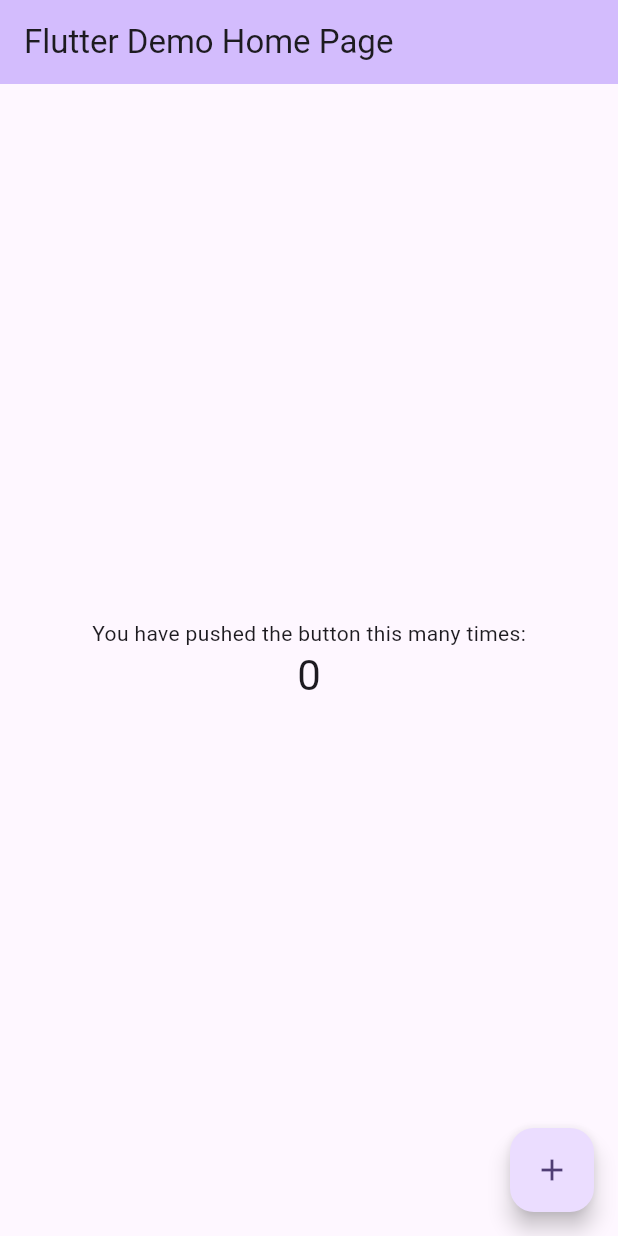
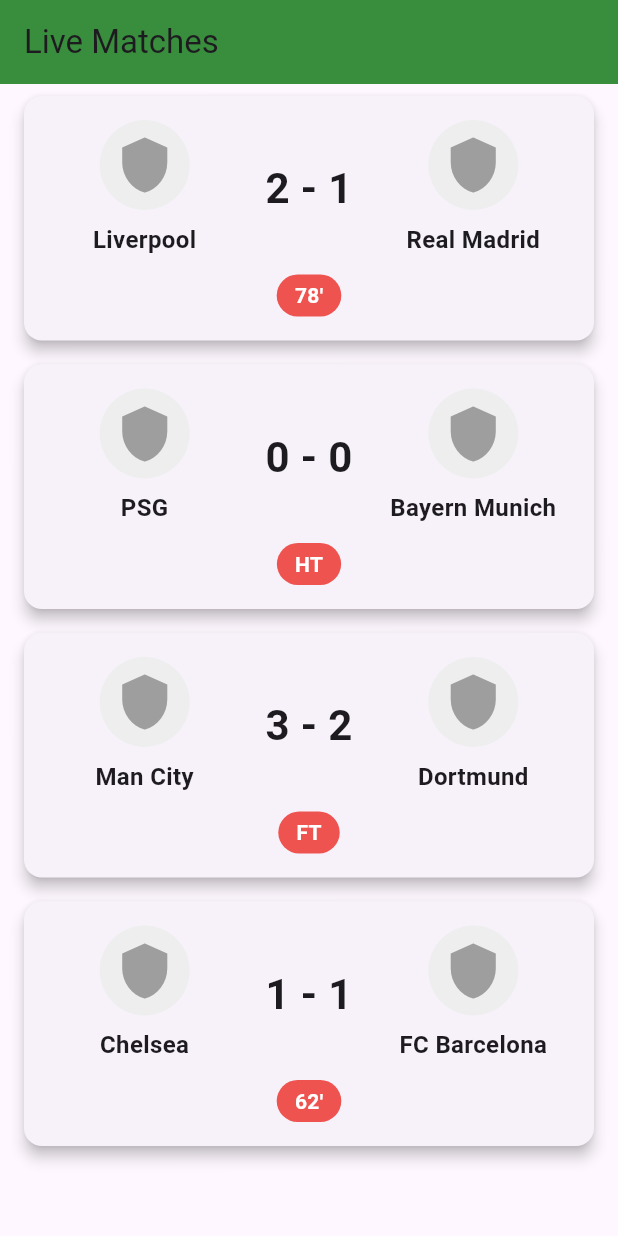
Before and after one commit to could-ai/019a52bf-edfb-74f0-b0b6-7756a709bac2, a Flutter app: the screen it shows after launch, on a phone screen of 412 x 824 dp. Run offline on Flutter 3.47's test engine with Material 3 defaults, Android fonts, the phone set to English and light mode, and no system bars.

Commit message:
I have updated the main.dart file to set up the root of our application. I've changed the home screen to be the `LiveMatchesScreen`, which will be the main screen of our app. I also adjusted the theme to be more in line with a football app, using green as the primary color. The debug banner has been removed for a cleaner look.; I've created a new file to define the data structure for a football match. This `Match` model includes properties for the two teams (`teamA`, `teamB`), their logos (`teamALogo`, `teamBLogo`), the current score, and the match time. This model will help us manage match data in a structured way throughout the application.; I've created the main screen for our app, the `LiveMatchesScreen`. This screen features an app bar with the title "Live Matches" and displays a list of football matches. For now, I've populated it with some sample match data to simulate what a live feed would look like. Each match in the list is displayed using the `MatchCard` widget.; I've designed and implemented a reusable `MatchCard` widget. This card will display the information for a single football match, including the names of the two teams, their logos (currently placeholders), the score, and the match time. The card has a clean, modern look with rounded corners and a slight shadow to make it stand out. This component will be used on the `LiveMatchesScreen` to show each match.

```diff
--- a/usr/lib/main.dart
+++ b/usr/lib/main.dart
@@ -1,4 +1,5 @@
 import 'package:flutter/material.dart';
+import 'package:couldai_user_app/screens/live_matches_screen.dart';
 
 void main() {
   runApp(const MyApp());
@@ -7,114 +8,16 @@ void main() {
 class MyApp extends StatelessWidget {
   const MyApp({super.key});
 
-  // This widget is the root of your application.
   @override
   Widget build(BuildContext context) {
     return MaterialApp(
-      title: 'Flutter Demo',
+      title: 'Football Live Match',
       debugShowCheckedModeBanner: false,
       theme: ThemeData(
-        // This is the theme of your application.
-        //
-        // TRY THIS: Try running your application with "flutter run". You'll see
-        // the application has a purple toolbar. Then, without quitting the app,
-        // try changing the seedColor in the colorScheme below to Colors.green
-        // and then invoke "hot reload" (save your changes or press the "hot
-        // reload" button in a Flutter-supported IDE, or press "r" if you used
-        // the command line to start the app).
-        //
-        // Notice that the counter didn't reset back to zero; the application
-        // state is not lost during the reload. To reset the state, use hot
-        // restart instead.
-        //
-        // This works for code too, not just values: Most code changes can be
-        // tested with just a hot reload.
-        colorScheme: ColorScheme.fromSeed(seedColor: Colors.deepPurple),
+        primarySwatch: Colors.green,
+        visualDensity: VisualDensity.adaptivePlatformDensity,
       ),
-      home: const MyHomePage(title: 'Flutter Demo Home Page'),
+      home: const LiveMatchesScreen(),
     );
   }
 }
-
-class MyHomePage extends StatefulWidget {
-  const MyHomePage({super.key, required this.title});
-
-  // This widget is the home page of your application. It is stateful, meaning
-  // that it has a State object (defined below) that contains fields that affect
-  // how it looks.
-
-  // This class is the configuration for the state. It holds the values (in this
-  // case the title) provided by the parent (in this case the App widget) and
-  // used by the build method of the State. Fields in a Widget subclass are
-  // always marked "final".
-
-  final String title;
-
-  @override
-  State<MyHomePage> createState() => _MyHomePageState();
-}
-
-class _MyHomePageState extends State<MyHomePage> {
-  int _counter = 0;
-
-  void _incrementCounter() {
-    setState(() {
-      // This call to setState tells the Flutter framework that something has
-      // changed in this State, which causes it to rerun the build method below
-      // so that the display can reflect the updated values. If we changed
-      // _counter without calling setState(), then the build method would not be
-      // called again, and so nothing would appear to happen.
-      _counter++;
-    });
-  }
-
-  @override
-  Widget build(BuildContext context) {
-    // This method is rerun every time setState is called, for instance as done
-    // by the _incrementCounter method above.
-    //
-    // The Flutter framework has been optimized to make rerunning build methods
-    // fast, so that you can just rebuild anything that needs updating rather
-    // than having to individually change instances of widgets.
-    return Scaffold(
-      appBar: AppBar(
-        // TRY THIS: Try changing the color here to a specific color (to
-        // Colors.amber, perhaps?) and trigger a hot reload to see the AppBar
-        // change color while the other colors stay the same.
-        backgroundColor: Theme.of(context).colorScheme.inversePrimary,
-        // Here we take the value from the MyHomePage object that was created by
-        // the App.build method, and use it to set our appbar title.
-        title: Text(widget.title),
-      ),
-      body: Center(
-        // Center is a layout widget. It takes a single child and positions it
-        // in the middle of the parent.
-        child: Column(
-          // Column is also a layout widget. It takes a list of children and
-          // arranges them vertically. By default, it sizes itself to fit its
-          // children horizontally, and tries to be as tall as its parent.
-          //
-          // Column has various properties to control how it sizes itself and
-          // how it positions its children. Here we use mainAxisAlignment to
-          // center the children vertically; the main axis here is the vertical
-          // axis because Columns are vertical (the cross axis would be
-          // horizontal).
-          //
-          // TRY THIS: Invoke "debug painting" (choose the "Toggle Debug Paint"
-          // action in the IDE, or press "p" in the console), to see the
-          // wireframe for each widget.
-          mainAxisAlignment: MainAxisAlignment.center,
-          children: <Widget>[
-            const Text('You have pushed the button this many times:'),
-            Text('$_counter', style: Theme.of(context).textTheme.headlineMedium),
-          ],
-        ),
-      ),
-      floatingActionButton: FloatingActionButton(
-        onPressed: _incrementCounter,
-        tooltip: 'Increment',
-        child: const Icon(Icons.add),
-      ), // This trailing comma makes auto-formatting nicer for build methods.
-    );
-  }
-}
--- /dev/null
+++ b/usr/lib/models/match_model.dart
@@ -0,0 +1,17 @@
+class Match {
+  final String teamA;
+  final String teamB;
+  final String score;
+  final String time;
+  final String teamALogo;
+  final String teamBLogo;
+
+  Match({
+    required this.teamA,
+    required this.teamB,
+    required this.score,
+    required this.time,
+    required this.teamALogo,
+    required this.teamBLogo,
+  });
+}
--- /dev/null
+++ b/usr/lib/screens/live_matches_screen.dart
@@ -0,0 +1,63 @@
+import 'package:flutter/material.dart';
+import 'package:couldai_user_app/models/match_model.dart';
+import 'package:couldai_user_app/widgets/match_card.dart';
+
+class LiveMatchesScreen extends StatefulWidget {
+  const LiveMatchesScreen({super.key});
+
+  @override
+  State<LiveMatchesScreen> createState() => _LiveMatchesScreenState();
+}
+
+class _LiveMatchesScreenState extends State<LiveMatchesScreen> {
+  final List<Match> _matches = [
+    Match(
+      teamA: 'Liverpool',
+      teamB: 'Real Madrid',
+      score: '2 - 1',
+      time: '78\'',
+      teamALogo: 'assets/images/liverpool.png',
+      teamBLogo: 'assets/images/real_madrid.png',
+    ),
+    Match(
+      teamA: 'PSG',
+      teamB: 'Bayern Munich',
+      score: '0 - 0',
+      time: 'HT',
+      teamALogo: 'assets/images/psg.png',
+      teamBLogo: 'assets/images/bayern.png',
+    ),
+    Match(
+      teamA: 'Man City',
+      teamB: 'Dortmund',
+      score: '3 - 2',
+      time: 'FT',
+      teamALogo: 'assets/images/mancity.png',
+      teamBLogo: 'assets/images/dortmund.png',
+    ),
+     Match(
+      teamA: 'Chelsea',
+      teamB: 'FC Barcelona',
+      score: '1 - 1',
+      time: '62\'',
+      teamALogo: 'assets/images/chelsea.png',
+      teamBLogo: 'assets/images/barcelona.png',
+    ),
+  ];
+
+  @override
+  Widget build(BuildContext context) {
+    return Scaffold(
+      appBar: AppBar(
+        title: const Text('Live Matches'),
+        backgroundColor: Colors.green[700],
+      ),
+      body: ListView.builder(
+        itemCount: _matches.length,
+        itemBuilder: (context, index) {
+          return MatchCard(match: _matches[index]);
+        },
+      ),
+    );
+  }
+}
--- /dev/null
+++ b/usr/lib/widgets/match_card.dart
@@ -0,0 +1,80 @@
+import 'package:flutter/material.dart';
+import 'package:couldai_user_app/models/match_model.dart';
+
+class MatchCard extends StatelessWidget {
+  final Match match;
+
+  const MatchCard({super.key, required this.match});
+
+  @override
+  Widget build(BuildContext context) {
+    return Card(
+      margin: const EdgeInsets.symmetric(horizontal: 16, vertical: 8),
+      elevation: 4,
+      shape: RoundedRectangleBorder(borderRadius: BorderRadius.circular(12)),
+      child: Padding(
+        padding: const EdgeInsets.all(16.0),
+        child: Column(
+          children: [
+            Row(
+              mainAxisAlignment: MainAxisAlignment.center,
+              children: [
+                _buildTeamDisplay(match.teamA, match.teamALogo),
+                const SizedBox(width: 16),
+                Text(
+                  match.score,
+                  style: const TextStyle(
+                    fontSize: 28,
+                    fontWeight: FontWeight.bold,
+                  ),
+                ),
+                const SizedBox(width: 16),
+                _buildTeamDisplay(match.teamB, match.teamBLogo),
+              ],
+            ),
+            const SizedBox(height: 12),
+            Container(
+              padding: const EdgeInsets.symmetric(horizontal: 12, vertical: 4),
+              decoration: BoxDecoration(
+                color: Colors.red[400],
+                borderRadius: BorderRadius.circular(20),
+              ),
+              child: Text(
+                match.time,
+                style: const TextStyle(
+                  color: Colors.white,
+                  fontWeight: FontWeight.bold,
+                ),
+              ),
+            )
+          ],
+        ),
+      ),
+    );
+  }
+
+  Widget _buildTeamDisplay(String teamName, String logoPath) {
+    return Expanded(
+      child: Column(
+        children: [
+          // Placeholder for team logo
+          CircleAvatar(
+            radius: 30,
+            backgroundColor: Colors.grey[200],
+            child: const Icon(Icons.shield, size: 40, color: Colors.grey),
+          ),
+          const SizedBox(height: 8),
+          Text(
+            teamName,
+            textAlign: TextAlign.center,
+            style: const TextStyle(
+              fontSize: 16,
+              fontWeight: FontWeight.w600,
+            ),
+            overflow: TextOverflow.ellipsis,
+          ),
+        ],
+      ),
+    );
+  }
+}
```
